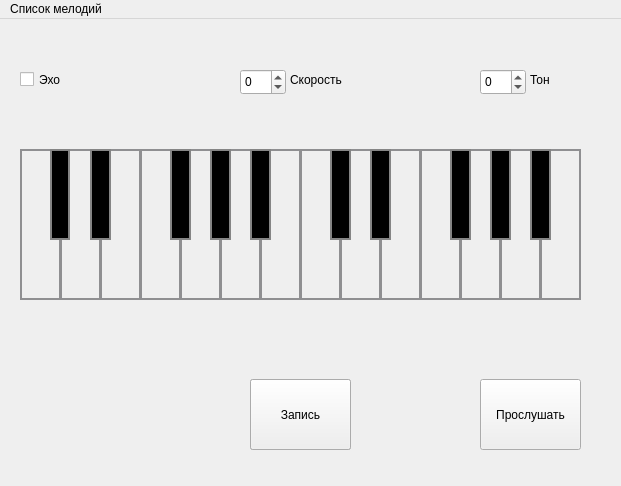
Above: form/form.ui from Nikit0ska/ya_pr1 before the change. Below: the same form after it.
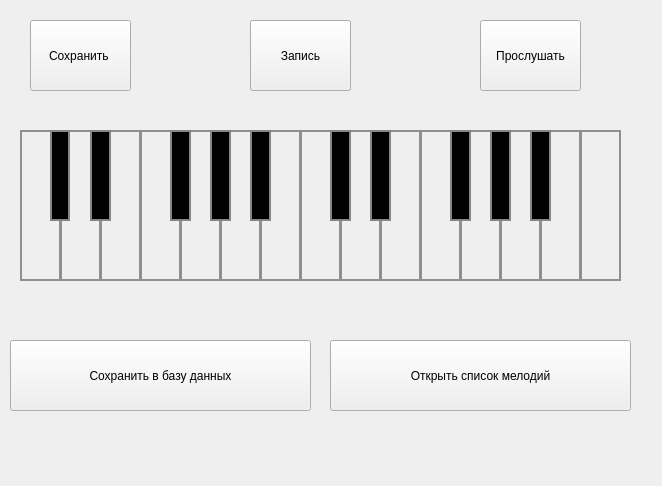
That is the form after the change.

What changed in the file:
```diff
--- a/form/form.ui
+++ b/form/form.ui
@@ -6,7 +6,7 @@
    <rect>
     <x>0</x>
     <y>0</y>
-    <width>621</width>
+    <width>662</width>
     <height>486</height>
    </rect>
   </property>
@@ -20,7 +20,7 @@
    <string>MainWindow</string>
   </property>
   <widget class="QWidget" name="centralwidget">
-   <widget class="QPushButton" name="pushButton_22">
+   <widget class="QPushButton" name="f4_2">
     <property name="geometry">
      <rect>
       <x>450</x>
@@ -39,7 +39,7 @@
      <string/>
     </property>
    </widget>
-   <widget class="QPushButton" name="pushButton_16">
+   <widget class="QPushButton" name="d3_2">
     <property name="geometry">
      <rect>
       <x>90</x>
@@ -58,7 +58,7 @@
      <string/>
     </property>
    </widget>
-   <widget class="QPushButton" name="pushButton_19">
+   <widget class="QPushButton" name="a4_2">
     <property name="geometry">
      <rect>
       <x>250</x>
@@ -77,7 +77,7 @@
      <string/>
     </property>
    </widget>
-   <widget class="QPushButton" name="pushButton_21">
+   <widget class="QPushButton" name="d4_2">
     <property name="geometry">
      <rect>
       <x>370</x>
@@ -96,11 +96,11 @@
      <string/>
     </property>
    </widget>
-   <widget class="QPushButton" name="pushButton_27">
+   <widget class="QPushButton" name="stop">
     <property name="geometry">
      <rect>
       <x>250</x>
-      <y>360</y>
+      <y>20</y>
       <width>101</width>
       <height>71</height>
      </rect>
@@ -109,7 +109,7 @@
      <string>Стоп</string>
     </property>
    </widget>
-   <widget class="QPushButton" name="pushButton_17">
+   <widget class="QPushButton" name="f3_2">
     <property name="geometry">
      <rect>
       <x>170</x>
@@ -128,7 +128,7 @@
      <string/>
     </property>
    </widget>
-   <widget class="QPushButton" name="pushButton_9">
+   <widget class="QPushButton" name="d4">
     <property name="geometry">
      <rect>
       <x>340</x>
@@ -148,7 +148,7 @@
      <string/>
     </property>
    </widget>
-   <widget class="QPushButton" name="pushButton_3">
+   <widget class="QPushButton" name="e3">
     <property name="geometry">
      <rect>
       <x>100</x>
@@ -168,7 +168,7 @@
      <string/>
     </property>
    </widget>
-   <widget class="QPushButton" name="pushButton_24">
+   <widget class="QPushButton" name="a5_2">
     <property name="geometry">
      <rect>
       <x>530</x>
@@ -187,7 +187,7 @@
      <string/>
     </property>
    </widget>
-   <widget class="QPushButton" name="pushButton_20">
+   <widget class="QPushButton" name="c4_2">
     <property name="geometry">
      <rect>
       <x>330</x>
@@ -206,7 +206,7 @@
      <string/>
     </property>
    </widget>
-   <widget class="QPushButton" name="pushButton_8">
+   <widget class="QPushButton" name="c4">
     <property name="geometry">
      <rect>
       <x>300</x>
@@ -226,7 +226,7 @@
      <string/>
     </property>
    </widget>
-   <widget class="QPushButton" name="pushButton_10">
+   <widget class="QPushButton" name="e4">
     <property name="geometry">
      <rect>
       <x>380</x>
@@ -246,7 +246,7 @@
      <string/>
     </property>
    </widget>
-   <widget class="QPushButton" name="pushButton_14">
+   <widget class="QPushButton" name="b5">
     <property name="geometry">
      <rect>
       <x>540</x>
@@ -266,11 +266,11 @@
      <string/>
     </property>
    </widget>
-   <widget class="QPushButton" name="pushButton_26">
+   <widget class="QPushButton" name="listen">
     <property name="geometry">
      <rect>
       <x>480</x>
-      <y>360</y>
+      <y>20</y>
       <width>101</width>
       <height>71</height>
      </rect>
@@ -279,7 +279,7 @@
      <string>Прослушать</string>
     </property>
    </widget>
-   <widget class="QPushButton" name="pushButton_7">
+   <widget class="QPushButton" name="b4">
     <property name="geometry">
      <rect>
       <x>260</x>
@@ -299,7 +299,7 @@
      <string/>
     </property>
    </widget>
-   <widget class="QPushButton" name="pushButton_6">
+   <widget class="QPushButton" name="a4">
     <property name="geometry">
      <rect>
       <x>220</x>
@@ -319,20 +319,7 @@
      <string/>
     </property>
    </widget>
-   <widget class="QLabel" name="label_2">
-    <property name="geometry">
-     <rect>
-      <x>530</x>
-      <y>50</y>
-      <width>58</width>
-      <height>21</height>
-     </rect>
-    </property>
-    <property name="text">
-     <string>Тон</string>
-    </property>
-   </widget>
-   <widget class="QPushButton" name="pushButton_23">
+   <widget class="QPushButton" name="g4_2">
     <property name="geometry">
      <rect>
       <x>490</x>
@@ -351,7 +338,7 @@
      <string/>
     </property>
    </widget>
-   <widget class="QPushButton" name="pushButton_4">
+   <widget class="QPushButton" name="f3">
     <property name="geometry">
      <rect>
       <x>140</x>
@@ -371,7 +358,7 @@
      <string/>
     </property>
    </widget>
-   <widget class="QPushButton" name="pushButton">
+   <widget class="QPushButton" name="c3">
     <property name="geometry">
      <rect>
       <x>20</x>
@@ -391,11 +378,11 @@
      <string/>
     </property>
    </widget>
-   <widget class="QPushButton" name="pushButton_25">
+   <widget class="QPushButton" name="record">
     <property name="geometry">
      <rect>
       <x>250</x>
-      <y>360</y>
+      <y>20</y>
       <width>101</width>
       <height>71</height>
      </rect>
@@ -404,7 +391,7 @@
      <string>Запись</string>
     </property>
    </widget>
-   <widget class="QPushButton" name="pushButton_12">
+   <widget class="QPushButton" name="g4">
     <property name="geometry">
      <rect>
       <x>460</x>
@@ -424,7 +411,7 @@
      <string/>
     </property>
    </widget>
-   <widget class="QPushButton" name="pushButton_18">
+   <widget class="QPushButton" name="g3_2">
     <property name="geometry">
      <rect>
       <x>210</x>
@@ -443,7 +430,7 @@
      <string/>
     </property>
    </widget>
-   <widget class="QPushButton" name="pushButton_15">
+   <widget class="QPushButton" name="c3_2">
     <property name="geometry">
      <rect>
       <x>50</x>
@@ -462,7 +449,7 @@
      <string/>
     </property>
    </widget>
-   <widget class="QPushButton" name="pushButton_13">
+   <widget class="QPushButton" name="a5">
     <property name="geometry">
      <rect>
       <x>500</x>
@@ -482,23 +469,7 @@
      <string/>
     </property>
    </widget>
-   <widget class="QSpinBox" name="spinBox_2">
-    <property name="geometry">
-     <rect>
-      <x>480</x>
-      <y>50</y>
-      <width>46</width>
-      <height>26</height>
-     </rect>
-    </property>
-    <property name="minimum">
-     <number>-5</number>
-    </property>
-    <property name="maximum">
-     <number>5</number>
-    </property>
-   </widget>
-   <widget class="QPushButton" name="pushButton_11">
+   <widget class="QPushButton" name="f4">
     <property name="geometry">
      <rect>
       <x>420</x>
@@ -518,7 +489,7 @@
      <string/>
     </property>
    </widget>
-   <widget class="QPushButton" name="pushButton_5">
+   <widget class="QPushButton" name="g3">
     <property name="geometry">
      <rect>
       <x>180</x>
@@ -538,36 +509,7 @@
      <string/>
     </property>
    </widget>
-   <widget class="QLabel" name="label">
-    <property name="geometry">
-     <rect>
-      <x>290</x>
-      <y>50</y>
-      <width>58</width>
-      <height>21</height>
-     </rect>
-    </property>
-    <property name="text">
-     <string>Скорость</string>
-    </property>
-   </widget>
-   <widget class="QSpinBox" name="spinBox">
-    <property name="geometry">
-     <rect>
-      <x>240</x>
-      <y>50</y>
-      <width>46</width>
-      <height>26</height>
-     </rect>
-    </property>
-    <property name="minimum">
-     <number>-5</number>
-    </property>
-    <property name="maximum">
-     <number>5</number>
-    </property>
-   </widget>
-   <widget class="QPushButton" name="pushButton_2">
+   <widget class="QPushButton" name="d3">
     <property name="geometry">
      <rect>
       <x>60</x>
@@ -587,67 +529,96 @@
      <string/>
     </property>
    </widget>
-   <widget class="QCheckBox" name="checkBox">
+   <widget class="QPushButton" name="c5">
     <property name="geometry">
      <rect>
-      <x>20</x>
-      <y>50</y>
-      <width>99</width>
-      <height>21</height>
+      <x>580</x>
+      <y>130</y>
+      <width>41</width>
+      <height>151</height>
      </rect>
     </property>
+    <property name="styleSheet">
+     <string notr="true">border: 2px solid #8f8f91;
+
+    background-color: qlineargradient(x1: 0, y1: 0, x2: 0, y2: 1,
+                                      stop: 0 #f6f7fa, stop: 1 #dadbde);
+</string>
+    </property>
     <property name="text">
-     <string>Эхо</string>
+     <string/>
     </property>
    </widget>
-   <zorder>pushButton_27</zorder>
-   <zorder>pushButton_14</zorder>
-   <zorder>pushButton_13</zorder>
-   <zorder>pushButton_12</zorder>
-   <zorder>pushButton_11</zorder>
-   <zorder>pushButton_10</zorder>
-   <zorder>pushButton_9</zorder>
-   <zorder>pushButton_8</zorder>
-   <zorder>pushButton_7</zorder>
-   <zorder>pushButton_6</zorder>
-   <zorder>pushButton_5</zorder>
-   <zorder>pushButton_4</zorder>
-   <zorder>pushButton_3</zorder>
-   <zorder>pushButton</zorder>
-   <zorder>pushButton_2</zorder>
-   <zorder>pushButton_22</zorder>
-   <zorder>pushButton_16</zorder>
-   <zorder>pushButton_19</zorder>
-   <zorder>pushButton_21</zorder>
-   <zorder>pushButton_17</zorder>
-   <zorder>pushButton_24</zorder>
-   <zorder>pushButton_20</zorder>
-   <zorder>pushButton_26</zorder>
-   <zorder>label_2</zorder>
-   <zorder>pushButton_23</zorder>
-   <zorder>pushButton_18</zorder>
-   <zorder>pushButton_15</zorder>
-   <zorder>spinBox_2</zorder>
-   <zorder>label</zorder>
-   <zorder>spinBox</zorder>
-   <zorder>checkBox</zorder>
-   <zorder>pushButton_25</zorder>
-  </widget>
-  <widget class="QMenuBar" name="menubar">
-   <property name="geometry">
-    <rect>
-     <x>0</x>
-     <y>0</y>
-     <width>621</width>
-     <height>24</height>
-    </rect>
-   </property>
-   <widget class="QMenu" name="menu">
-    <property name="title">
-     <string>Список мелодий</string>
+   <widget class="QPushButton" name="save_pc">
+    <property name="geometry">
+     <rect>
+      <x>30</x>
+      <y>20</y>
+      <width>101</width>
+      <height>71</height>
+     </rect>
     </property>
+    <property name="text">
+     <string>Сохранить </string>
+    </property>
    </widget>
-   <addaction name="menu"/>
+   <widget class="QPushButton" name="save_db">
+    <property name="geometry">
+     <rect>
+      <x>10</x>
+      <y>340</y>
+      <width>301</width>
+      <height>71</height>
+     </rect>
+    </property>
+    <property name="text">
+     <string>Сохранить в базу данных</string>
+    </property>
+   </widget>
+   <widget class="QPushButton" name="open_list">
+    <property name="geometry">
+     <rect>
+      <x>330</x>
+      <y>340</y>
+      <width>301</width>
+      <height>71</height>
+     </rect>
+    </property>
+    <property name="text">
+     <string>Открыть список мелодий</string>
+    </property>
+   </widget>
+   <zorder>stop</zorder>
+   <zorder>record</zorder>
+   <zorder>b5</zorder>
+   <zorder>a5</zorder>
+   <zorder>g4</zorder>
+   <zorder>f4</zorder>
+   <zorder>e4</zorder>
+   <zorder>d4</zorder>
+   <zorder>c4</zorder>
+   <zorder>b4</zorder>
+   <zorder>a4</zorder>
+   <zorder>g3</zorder>
+   <zorder>f3</zorder>
+   <zorder>e3</zorder>
+   <zorder>c3</zorder>
+   <zorder>d3</zorder>
+   <zorder>f4_2</zorder>
+   <zorder>d3_2</zorder>
+   <zorder>a4_2</zorder>
+   <zorder>d4_2</zorder>
+   <zorder>f3_2</zorder>
+   <zorder>a5_2</zorder>
+   <zorder>c4_2</zorder>
+   <zorder>listen</zorder>
+   <zorder>g4_2</zorder>
+   <zorder>g3_2</zorder>
+   <zorder>c3_2</zorder>
+   <zorder>c5</zorder>
+   <zorder>save_pc</zorder>
+   <zorder>save_db</zorder>
+   <zorder>open_list</zorder>
   </widget>
  </widget>
  <resources/>
```
